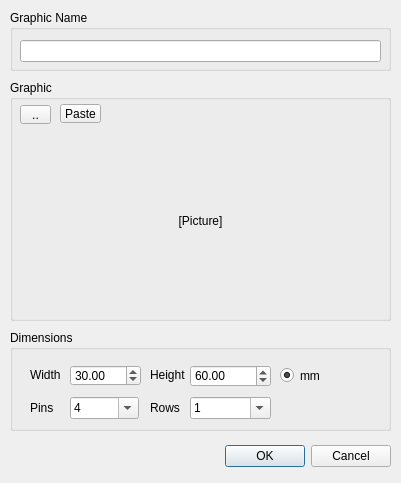
Before: the Qt Designer form iot-developer/mainwindow/newgraphicitemdialog.ui in clixx-io/clixx.io, drawn with Qt 5.
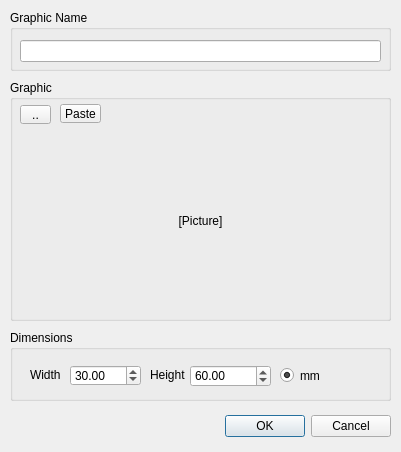
After: the same form once the commit is applied.

Commit message: Move buttons to the bottom

```diff
--- a/iot-developer/mainwindow/newgraphicitemdialog.ui
+++ b/iot-developer/mainwindow/newgraphicitemdialog.ui
@@ -10,7 +10,7 @@
     <x>0</x>
     <y>0</y>
     <width>401</width>
-    <height>483</height>
+    <height>452</height>
    </rect>
   </property>
   <property name="windowTitle">
@@ -20,7 +20,7 @@
    <property name="geometry">
     <rect>
      <x>50</x>
-     <y>440</y>
+     <y>410</y>
      <width>341</width>
      <height>32</height>
     </rect>
@@ -102,7 +102,7 @@
      <x>10</x>
      <y>330</y>
      <width>381</width>
-     <height>101</height>
+     <height>71</height>
     </rect>
    </property>
    <property name="title">
@@ -121,50 +121,6 @@
      <string>Height</string>
     </property>
    </widget>
-   <widget class="QComboBox" name="rowscomboBox">
-    <property name="geometry">
-     <rect>
-      <x>180</x>
-      <y>67</y>
-      <width>81</width>
-      <height>22</height>
-     </rect>
-    </property>
-    <property name="editable">
-     <bool>true</bool>
-    </property>
-    <property name="currentIndex">
-     <number>0</number>
-    </property>
-    <item>
-     <property name="text">
-      <string>1</string>
-     </property>
-    </item>
-    <item>
-     <property name="text">
-      <string>2</string>
-     </property>
-    </item>
-    <item>
-     <property name="text">
-      <string>4</string>
-     </property>
-    </item>
-   </widget>
-   <widget class="QLabel" name="rowslabel">
-    <property name="geometry">
-     <rect>
-      <x>140</x>
-      <y>70</y>
-      <width>41</width>
-      <height>16</height>
-     </rect>
-    </property>
-    <property name="text">
-     <string>Rows</string>
-    </property>
-   </widget>
    <widget class="QDoubleSpinBox" name="HeightSpinBox">
     <property name="geometry">
      <rect>
@@ -226,85 +182,6 @@
      <bool>true</bool>
     </property>
    </widget>
-   <widget class="QComboBox" name="pinscomboBox">
-    <property name="geometry">
-     <rect>
-      <x>60</x>
-      <y>67</y>
-      <width>69</width>
-      <height>22</height>
-     </rect>
-    </property>
-    <property name="editable">
-     <bool>true</bool>
-    </property>
-    <property name="currentIndex">
-     <number>2</number>
-    </property>
-    <item>
-     <property name="text">
-      <string>2</string>
-     </property>
-    </item>
-    <item>
-     <property name="text">
-      <string>3</string>
-     </property>
-    </item>
-    <item>
-     <property name="text">
-      <string>4</string>
-     </property>
-    </item>
-    <item>
-     <property name="text">
-      <string>6</string>
-     </property>
-    </item>
-    <item>
-     <property name="text">
-      <string>10</string>
-     </property>
-    </item>
-    <item>
-     <property name="text">
-      <string>12</string>
-     </property>
-    </item>
-    <item>
-     <property name="text">
-      <string>24</string>
-     </property>
-    </item>
-    <item>
-     <property name="text">
-      <string>30</string>
-     </property>
-    </item>
-    <item>
-     <property name="text">
-      <string>32</string>
-     </property>
-    </item>
-    <item>
-     <property name="text">
-      <string>40</string>
-     </property>
-    </item>
-   </widget>
-   <widget class="QLabel" name="pinslabel">
-    <property name="geometry">
-     <rect>
-      <x>20</x>
-      <y>70</y>
-      <width>31</width>
-      <height>16</height>
-     </rect>
-    </property>
-    <property name="text">
-     <string>Pins</string>
-    </property>
-   </widget>
   </widget>
   <widget class="QGroupBox" name="groupBox_3">
    <property name="geometry">
```
The commit also changes 1 other file.
